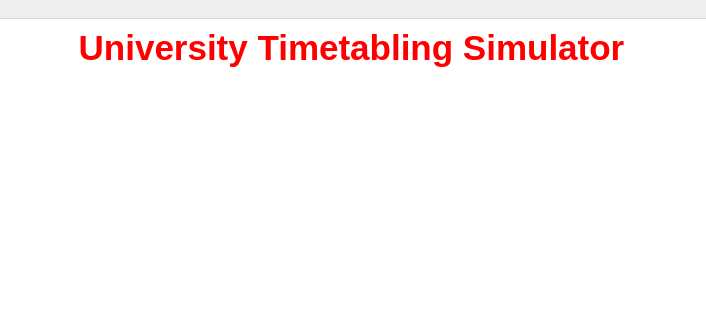
Old version of the form src/views/simulator/Simulator.ui in the repository TudorMaxim/flag_colouring_model; both pictures show x 248 to 954 and y 0 to 320 of the 1043 by 501 pixel window.
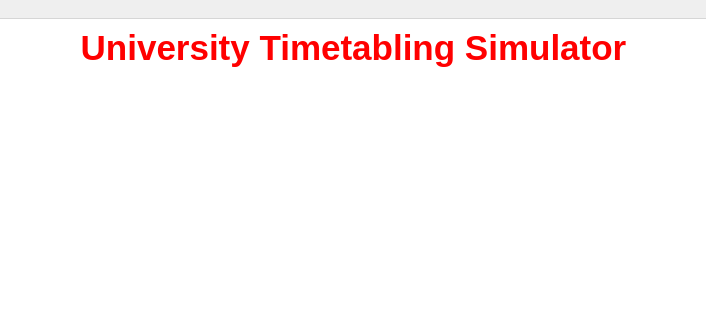
New version of the form. Icons and pictures are not drawn.

The edit to the form file:
```diff
--- a/src/views/simulator/Simulator.ui
+++ b/src/views/simulator/Simulator.ui
@@ -20,6 +20,9 @@
   </property>
   <widget class="QWidget" name="centralwidget">
    <layout class="QVBoxLayout" name="verticalLayout">
+    <property name="spacing">
+     <number>10</number>
+    </property>
     <item>
      <layout class="QHBoxLayout" name="horizontalLayout">
       <item>
```
